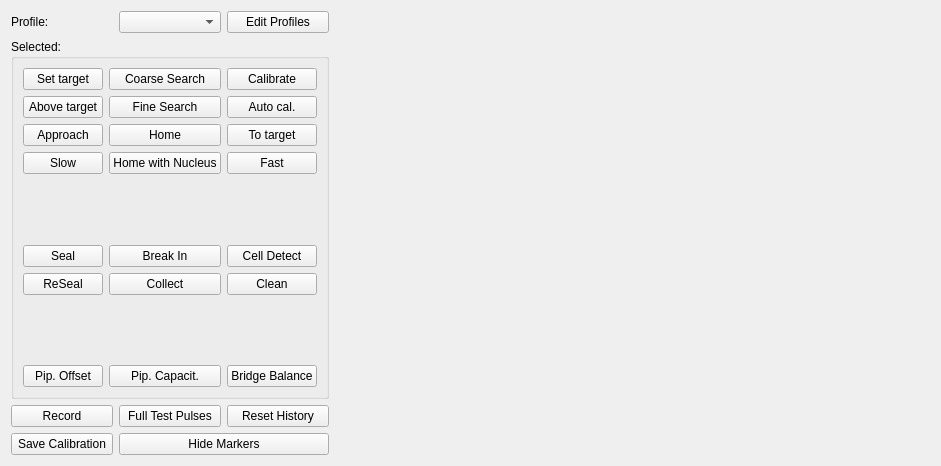
Old version of the form acq4/modules/MultiPatch/multipatchTemplate.ui in the repository acq4/acq4.
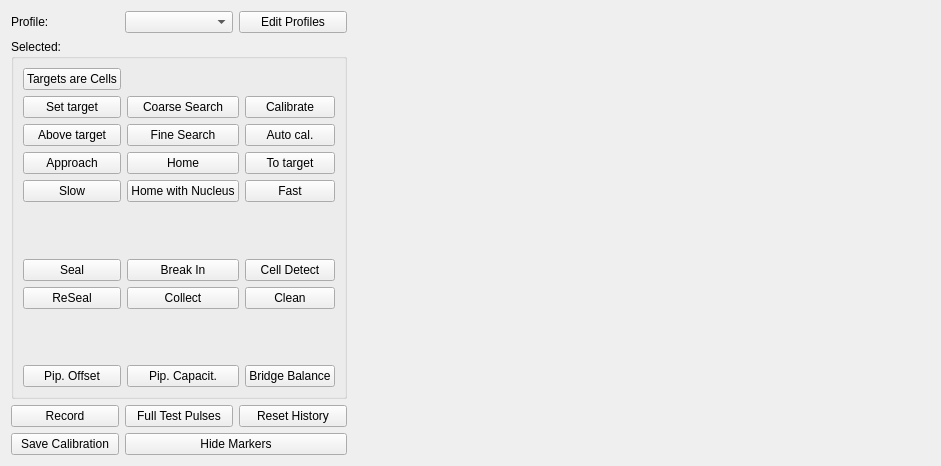
New version of the form. Custom widgets are drawn as their Qt base class.

Commit message: "Set target" can now set cells

Patch:
```diff
--- a/acq4/modules/MultiPatch/multipatchTemplate.ui
+++ b/acq4/modules/MultiPatch/multipatchTemplate.ui
@@ -64,6 +64,16 @@
       <string>Selected: </string>
      </property>
      <layout class="QGridLayout" name="gridLayout_2">
+      <item row="0" column="0">
+       <widget class="QPushButton" name="targetsAreCellsBtn">
+        <property name="text">
+         <string>Targets are Cells</string>
+        </property>
+        <property name="checkable">
+         <bool>true</bool>
+        </property>
+       </widget>
+      </item>
       <item row="1" column="0">
        <widget class="QPushButton" name="setTargetBtn">
         <property name="text">
```
The commit also changes 3 other files.
